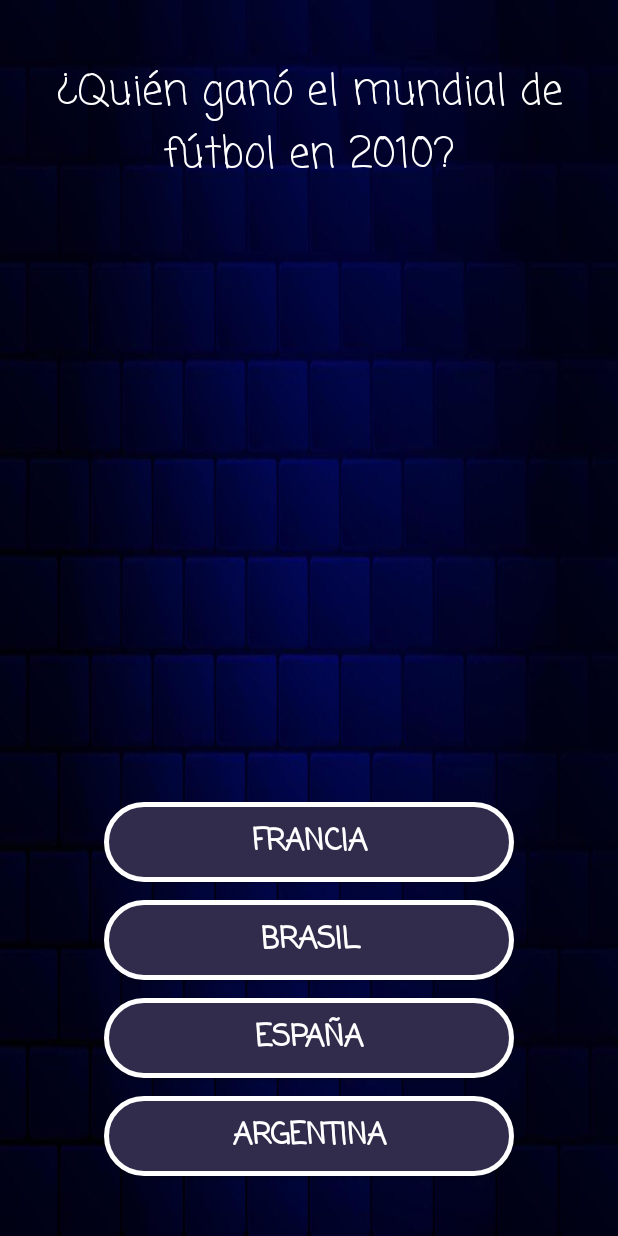
After one commit to a-sisla/QuizLabs, an Android app: the Questions screen opened directly, with no data from a screen before it, on a phone screen of 412 x 824 dp. The commit adds this screen. Run offline under Robolectric (Android 15) with nearby library versions, the phone set to English and light mode, and no system bars.

Commit message:
GRANDES CAMBIOS
- Base de datos entera
- Preguntas en un fragment

```diff
--- a/app/src/main/java/com/example/mainactivity/AdminSQLiteOpenHelper.java
+++ b/app/src/main/java/com/example/mainactivity/AdminSQLiteOpenHelper.java
@@ -1,10 +1,12 @@
 package com.example.mainactivity;
 
 import android.content.Context;
+import android.database.Cursor;
 import android.database.sqlite.SQLiteDatabase;
 import android.database.sqlite.SQLiteOpenHelper;
 
 public class AdminSQLiteOpenHelper extends SQLiteOpenHelper {
+
     public AdminSQLiteOpenHelper(Context context, String name, SQLiteDatabase.CursorFactory factory, int version) {
         super(context, name, factory, version);
     }
@@ -18,4 +20,9 @@ public class AdminSQLiteOpenHelper extends SQLiteOpenHelper {
     public void onUpgrade(SQLiteDatabase sqLiteDatabase, int i, int i1) {
 
     }
+
+    public Cursor obtenerTodosLosDatos() {
+        SQLiteDatabase db = this.getReadableDatabase();
+        return db.query("preguntas", null, null, null, null, null, null);
+    }
 }
--- a/app/src/main/java/com/example/mainactivity/GameActivity.java
+++ b/app/src/main/java/com/example/mainactivity/GameActivity.java
@@ -1,67 +1,77 @@
 package com.example.mainactivity;
 
 import androidx.appcompat.app.AppCompatActivity;
-import androidx.fragment.app.Fragment;
 
 
+import android.annotation.SuppressLint;
 import android.app.ActivityOptions;
 import android.content.Intent;
+import android.database.Cursor;
 import android.os.Bundle;
 
+import java.util.ArrayList;
+import java.util.List;
+
 public class GameActivity extends AppCompatActivity {
-
-
-    Pregunta1 pregunta1;
-    Pregunta2 pregunta2;
-    Pregunta3 pregunta3;
-    Pregunta4 pregunta4;
-    Pregunta5 pregunta5;
-
+    Questions questions;
     PreguntaCorrecta preguntaCorrecta;
     PreguntaIncorrecta preguntaIncorrecta;
+    int numero_de_preguntas;
+    List<String> preguntas = new ArrayList<>();
+    List<String> respuestas1 = new ArrayList<>();
+    List<String> respuestas2 = new ArrayList<>();
+    List<String> respuestas3 = new ArrayList<>();
+    List<String> respuestas4 = new ArrayList<>();
+    List<Integer> respuestasCorrectas = new ArrayList<>();
+    private int puntuacion = 0;
+    private int numeroPreguntaActual = 0;
 
-    private int puntuacion = 0;
-    private int numeroPreguntaActual = 1;
-
+    @SuppressLint("Range")
     @Override
     protected void onCreate(Bundle savedInstanceState) {
         super.onCreate(savedInstanceState);
         setContentView(R.layout.activity_game);
 
-        pregunta1 = new Pregunta1();
-        pregunta2 = new Pregunta2();
-        pregunta3 = new Pregunta3();
-        pregunta4 = new Pregunta4();
-        pregunta5 = new Pregunta5();
+        questions = new Questions();
         preguntaCorrecta = new PreguntaCorrecta();
         preguntaIncorrecta = new PreguntaIncorrecta();
 
-        getSupportFragmentManager().beginTransaction().add(R.id.contenedorFragments, pregunta1).commit();
+        AdminSQLiteOpenHelper admin = new AdminSQLiteOpenHelper(this, "gestion", null, 1);
+
+        Cursor cursor = admin.obtenerTodosLosDatos();
+        numero_de_preguntas = cursor.getCount();
+
+        while (cursor.moveToNext()) {
+            preguntas.add(cursor.getString(cursor.getColumnIndex("pregunta")));
+            respuestas1.add(cursor.getString(cursor.getColumnIndex("respuesta1")));
+            respuestas2.add(cursor.getString(cursor.getColumnIndex("respuesta2")));
+            respuestas3.add(cursor.getString(cursor.getColumnIndex("respuesta3")));
+            respuestas4.add(cursor.getString(cursor.getColumnIndex("respuesta4")));
+            respuestasCorrectas.add(cursor.getInt(cursor.getColumnIndex("respuesta_correcta")));
+        }
+
+        Bundle args = new Bundle();
+        args.putString("pr", preguntas.get(0));
+        args.putString("re1", respuestas1.get(0));
+        args.putString("re2", respuestas2.get(0));
+        args.putString("re3", respuestas3.get(0));
+        args.putString("re4", respuestas4.get(0));
+        questions.setArguments(args);
+
+        getSupportFragmentManager().beginTransaction().replace(R.id.contenedorFragments, questions).commit();
     }
 
     public void mostrarPreguntaActual() {
-        Fragment preguntaFragment = null;
 
-        // Determinar cuál es la pregunta actual y cargar el fragment correspondiente
-        switch (numeroPreguntaActual) {
-            case 1:
-                preguntaFragment = pregunta1;
-                break;
-            case 2:
-                preguntaFragment = pregunta2;
-                break;
-            case 3:
-                preguntaFragment = pregunta3;
-                break;
-            case 4:
-                preguntaFragment = pregunta4;
-                break;
-            case 5:
-                preguntaFragment = pregunta5;
-        }
-
-        if (preguntaFragment != null) {
-            getSupportFragmentManager().beginTransaction().replace(R.id.contenedorFragments, preguntaFragment).commit();
+        if (numeroPreguntaActual != numero_de_preguntas) {
+            Bundle args = new Bundle();
+            args.putString("pr", preguntas.get(numeroPreguntaActual));
+            args.putString("re1", respuestas1.get(numeroPreguntaActual));
+            args.putString("re2", respuestas2.get(numeroPreguntaActual));
+            args.putString("re3", respuestas3.get(numeroPreguntaActual));
+            args.putString("re4", respuestas4.get(numeroPreguntaActual));
+            questions.setArguments(args);
+            getSupportFragmentManager().beginTransaction().replace(R.id.contenedorFragments, questions).commit();
         } else {
             ActivityOptions options = ActivityOptions.makeSceneTransitionAnimation(this);
             Intent intent = new Intent(this, GameOverActivity.class);
@@ -72,7 +82,13 @@ public class GameActivity extends AppCompatActivity {
 
     public void reinciar() {
         puntuacion = 0;
-        numeroPreguntaActual = 1;
+        numeroPreguntaActual = 0;
+        preguntas.clear();
+        respuestas1.clear();
+        respuestas2.clear();
+        respuestas3.clear();
+        respuestas4.clear();
+        respuestasCorrectas.clear();
     }
     public void sumarPuntuacion() {
         puntuacion += 3;
@@ -92,4 +108,14 @@ public class GameActivity extends AppCompatActivity {
     public void mostrarFragmentRespuestaIncorrecta(){
         getSupportFragmentManager().beginTransaction().replace(R.id.contenedorFragments, preguntaIncorrecta).commit();
     }
+
+    public void comprobarRespuesta(int respuesta) {
+        if (respuestasCorrectas.get(numeroPreguntaActual) == respuesta) {
+            this.sumarPuntuacion();
+            this.mostrarFragmentRespuestaCorrecta();
+        } else {
+            this.restarPuntuacion();
+            this.mostrarFragmentRespuestaIncorrecta();
+        }
+    }
 }
--- /dev/null
+++ b/app/src/main/java/com/example/mainactivity/Questions.java
@@ -0,0 +1,132 @@
+package com.example.mainactivity;
+
+import android.os.Bundle;
+
+import androidx.fragment.app.Fragment;
+
+import android.view.LayoutInflater;
+import android.view.View;
+import android.view.ViewGroup;
+import android.widget.Button;
+import android.widget.TextView;
+
+/**
+ * A simple {@link Fragment} subclass.
+ * Use the {@link Questions#newInstance} factory method to
+ * create an instance of this fragment.
+ */
+public class Questions extends Fragment {
+
+    TextView pregunta;
+    Button botonRespuesta1, botonRespuesta2, botonRespuesta3, botonRespuesta4;
+
+    // TODO: Rename parameter arguments, choose names that match
+    // the fragment initialization parameters, e.g. ARG_ITEM_NUMBER
+    private static final String ARG_PARAM1 = "param1";
+    private static final String ARG_PARAM2 = "param2";
+
+    // TODO: Rename and change types of parameters
+    private String mParam1;
+    private String mParam2;
+
+    public Questions() {
+        // Required empty public constructor
+    }
+
+    /**
+     * Use this factory method to create a new instance of
+     * this fragment using the provided parameters.
+     *
+     * @param param1 Parameter 1.
+     * @param param2 Parameter 2.
+     * @return A new instance of fragment Questions.
+     */
+    // TODO: Rename and change types and number of parameters
+    public static Questions newInstance(String param1, String param2) {
+        Questions fragment = new Questions();
+        Bundle args = new Bundle();
+        args.putString(ARG_PARAM1, param1);
+        args.putString(ARG_PARAM2, param2);
+        fragment.setArguments(args);
+        return fragment;
+    }
+
+    @Override
+    public void onCreate(Bundle savedInstanceState) {
+        super.onCreate(savedInstanceState);
+        if (getArguments() != null) {
+            mParam1 = getArguments().getString(ARG_PARAM1);
+            mParam2 = getArguments().getString(ARG_PARAM2);
+        }
+    }
+
+    @Override
+    public View onCreateView(LayoutInflater inflater, ViewGroup container,
+                             Bundle savedInstanceState) {
+        // Inflate the layout for this fragment
+        View vista = inflater.inflate(R.layout.fragment_questions, container, false);
+
+        pregunta = vista.findViewById(R.id.pregunta);
+        botonRespuesta1 = vista.findViewById(R.id.respuesta1);
+        botonRespuesta2 = vista.findViewById(R.id.respuesta2);
+        botonRespuesta3 = vista.findViewById(R.id.respuesta3);
+        botonRespuesta4 = vista.findViewById(R.id.respuesta4);
+
+        botonRespuesta1.setOnClickListener(new View.OnClickListener(){
+            @Override
+            public void onClick(View view) {
+                GameActivity activity = (GameActivity) getActivity();
+                if (activity != null)
+                    activity.comprobarRespuesta(1);
+            }
+        });
+
+        botonRespuesta2.setOnClickListener(new View.OnClickListener(){
+            @Override
+            public void onClick(View view) {
+                GameActivity activity = (GameActivity) getActivity();
+                if (activity != null)
+                    activity.comprobarRespuesta(2);
+            }
+        });
+
+        botonRespuesta3.setOnClickListener(new View.OnClickListener(){
+            @Override
+            public void onClick(View view) {
+                GameActivity activity = (GameActivity) getActivity();
+                if (activity != null)
+                    activity.comprobarRespuesta(3);
+            }
+        });
+
+        botonRespuesta4.setOnClickListener(new View.OnClickListener(){
+            @Override
+            public void onClick(View view) {
+                GameActivity activity = (GameActivity) getActivity();
+                if (activity != null)
+                    activity.comprobarRespuesta(4);
+            }
+        });
+
+        Bundle args = getArguments();
+
+        if (args != null) {
+            pregunta.setText(args.getString("pr", "-"));
+            botonRespuesta1.setText(args.getString("re1", "-"));
+            botonRespuesta2.setText(args.getString("re2", "-"));
+            botonRespuesta3.setText(args.getString("re3", "-"));
+            botonRespuesta4.setText(args.getString("re4", "-"));
+        }
+        return vista;
+    }
+
+    public void setTexts(String pr, String res1, String res2, String res3, String res4) {
+        if (pregunta != null && botonRespuesta1 != null && botonRespuesta2 != null && botonRespuesta3 != null && botonRespuesta4 != null) {
+            pregunta.setText(pr);
+            botonRespuesta1.setText(res1);
+            botonRespuesta2.setText(res2);
+            botonRespuesta3.setText(res3);
+            botonRespuesta4.setText(res4);
+        }
+    }
+}
--- a/app/src/main/java/com/example/mainactivity/QuestionsActivity.java
+++ b/app/src/main/java/com/example/mainactivity/QuestionsActivity.java
@@ -209,4 +209,6 @@ public class QuestionsActivity extends AppCompatActivity {
 
 
 
+
+
 }
--- /dev/null
+++ b/app/src/main/res/layout/fragment_questions.xml
@@ -0,0 +1,97 @@
+<?xml version="1.0" encoding="utf-8"?>
+<androidx.constraintlayout.widget.ConstraintLayout xmlns:android="http://schemas.android.com/apk/res/android"
+    xmlns:app="http://schemas.android.com/apk/res-auto"
+    xmlns:tools="http://schemas.android.com/tools"
+    android:layout_width="match_parent"
+    android:layout_height="match_parent"
+    android:background="@drawable/ladrillos"
+    tools:context=".Questions" >
+
+    <TextView
+        android:id="@+id/pregunta"
+        android:layout_width="347dp"
+        android:layout_height="307dp"
+        android:layout_marginStart="16dp"
+        android:layout_marginTop="40dp"
+        android:layout_marginEnd="16dp"
+        android:fontFamily="casual"
+        android:text="@string/valorVacio"
+        android:textAlignment="center"
+        android:textColor="@color/white"
+        android:textSize="28sp"
+        app:layout_constraintEnd_toEndOf="parent"
+        app:layout_constraintStart_toStartOf="parent"
+        app:layout_constraintTop_toTopOf="parent"
+        tools:ignore="TextSizeCheck" />
+
+    <Button
+        android:id="@+id/respuesta1"
+        android:layout_width="273dp"
+        android:layout_height="53dp"
+        android:layout_marginBottom="12dp"
+        android:background="@drawable/rounded_button"
+        android:fontFamily="casual"
+        android:hint="@string/valorVacio"
+        android:onClick="onClick"
+        android:text="@string/valorVacio"
+        android:textAlignment="center"
+        android:textColor="@color/white"
+        android:textSize="20sp"
+        android:textStyle="bold"
+        app:layout_constraintBottom_toTopOf="@+id/respuesta2"
+        app:layout_constraintEnd_toEndOf="parent"
+        app:layout_constraintStart_toStartOf="parent" />
+
+    <Button
+        android:id="@+id/respuesta2"
+        android:layout_width="273dp"
+        android:layout_height="53dp"
+        android:layout_marginBottom="12dp"
+        android:background="@drawable/rounded_button"
+        android:fontFamily="casual"
+        android:onClick="onClick"
+        android:text="@string/valorVacio"
+        android:textAlignment="center"
+        android:textColor="@color/white"
+        android:textSize="20sp"
+        android:textStyle="bold"
+        app:layout_constraintBottom_toTopOf="@+id/respuesta3"
+        app:layout_constraintEnd_toEndOf="parent"
+        app:layout_constraintStart_toStartOf="parent"
+        tools:ignore="DuplicateSpeakableTextCheck" />
+
+    <Button
+        android:id="@+id/respuesta3"
+        android:layout_width="273dp"
+        android:layout_height="53dp"
+        android:layout_marginBottom="12dp"
+        android:background="@drawable/rounded_button"
+        android:fontFamily="casual"
+        android:onClick="onClick"
+        android:textAlignment="center"
+        android:textColor="@color/white"
+        android:textSize="20sp"
+        android:textStyle="bold"
+        app:layout_constraintBottom_toTopOf="@+id/respuesta4"
+        app:layout_constraintEnd_toEndOf="parent"
+        app:layout_constraintStart_toStartOf="parent"
+        tools:text="@string/valorVacio" />
+
+    <Button
+        android:id="@+id/respuesta4"
+        android:layout_width="273dp"
+        android:layout_height="53dp"
+        android:layout_marginBottom="40dp"
+        android:background="@drawable/rounded_button"
+        android:fontFamily="casual"
+        android:onClick="onClick"
+        android:text="@string/valorVacio"
+        android:textAlignment="center"
+        android:textColor="@color/white"
+        android:textSize="20sp"
+        android:textStyle="bold"
+        app:layout_constraintBottom_toBottomOf="parent"
+        app:layout_constraintEnd_toEndOf="parent"
+        app:layout_constraintStart_toStartOf="parent" />
+
+</androidx.constraintlayout.widget.ConstraintLayout>
--- a/app/src/main/res/values/strings.xml
+++ b/app/src/main/res/values/strings.xml
@@ -62,5 +62,7 @@
     <string name="txt_respuesta4">Respuesta 4</string>
     <string name="txt_respuestaCorrecta">Respuesta correcta (1-4)</string>
 
+    <string name="valorVacio">-</string>
+
 
 </resources>
```
Also changed, not shown: app/src/main/java/com/example/mainactivity/MainActivity.java (+60 -0 lines), app/src/main/res/layout/activity_questions.xml (+35 -29 lines).
